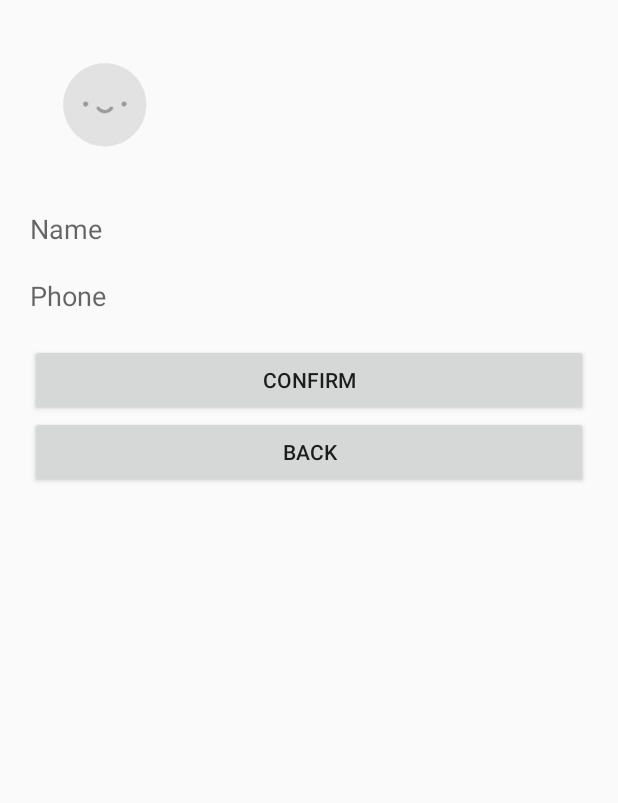
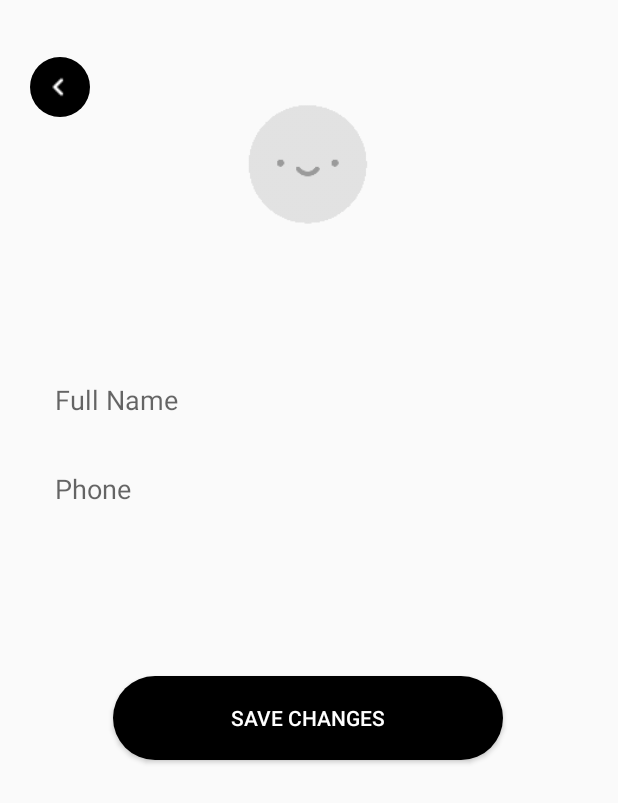
Before and after one commit to aryaanlambe/Taxido, an Android app: the CustomerSettingsActivity screen opened directly, with no data from a screen before it, on a phone screen of 412 x 824 dp. Shown: the top 803 px of the screen. Run offline under Robolectric (Android 15) with nearby library versions, the phone set to English and light mode, and no system bars; our stand-ins replace Firebase (no records; nobody signed in at launch, a user with empty details on screens opened directly); pictures from the network do not load.

Commit message:
Complete Re-Theme of Driver & Customer Settings

```diff
--- a/android/app/src/main/java/com/aryaanlambe/travelapp/CustomerSettingsActivity.java
+++ b/android/app/src/main/java/com/aryaanlambe/travelapp/CustomerSettingsActivity.java
@@ -11,6 +11,7 @@ import android.os.Bundle;
 import android.view.View;
 import android.widget.Button;
 import android.widget.EditText;
+import android.widget.ImageButton;
 import android.widget.ImageView;
 
 import com.bumptech.glide.Glide;
@@ -35,7 +36,9 @@ public class CustomerSettingsActivity extends AppCompatActivity {
 
     private EditText mNameField, mPhoneField;
 
-    private Button mBack, mConfirm;
+    private Button mConfirm;
+
+    private ImageButton mBack;
 
     private ImageView mProfileImage;
 
@@ -60,7 +63,7 @@ public class CustomerSettingsActivity extends AppCompatActivity {
 
         mProfileImage = (ImageView) findViewById(R.id.profileImage);
 
-        mBack = (Button) findViewById(R.id.back);
+        mBack = (ImageButton) findViewById(R.id.back);
         mConfirm = (Button) findViewById(R.id.confirm);
 
         mAuth = FirebaseAuth.getInstance();
--- a/android/app/src/main/res/layout/activity_customer_settings.xml
+++ b/android/app/src/main/res/layout/activity_customer_settings.xml
@@ -7,36 +7,76 @@
     tools:context="com.aryaanlambe.travelapp.CustomerSettingsActivity"
     android:orientation="vertical"
     android:padding="20sp">
+
+    <android.support.constraint.ConstraintLayout
+        android:layout_width="match_parent"
+        android:layout_height="match_parent">
+
         <ImageView
-        android:layout_width="100sp"
-        android:layout_height="100sp"
             android:id="@+id/profileImage"
+            android:layout_width="148dp"
+            android:layout_height="142dp"
             android:src="@mipmap/ic_default_user"
-        android:layout_marginBottom="20sp"/>
+            app:layout_constraintBottom_toBottomOf="parent"
+            app:layout_constraintEnd_toEndOf="parent"
+            app:layout_constraintHorizontal_bias="0.497"
+            app:layout_constraintStart_toStartOf="parent"
+            app:layout_constraintTop_toTopOf="parent"
+            app:layout_constraintVertical_bias="0.029" />
+
         <EditText
             android:id="@+id/name"
-        android:layout_width="match_parent"
-        android:layout_height="wrap_content"
+            android:layout_width="340dp"
+            android:layout_height="41dp"
             android:background="@null"
-        android:hint="Name"
-        android:layout_marginBottom="20sp"/>
+            android:hint="Full Name"
+            app:layout_constraintBottom_toBottomOf="parent"
+            app:layout_constraintEnd_toEndOf="parent"
+            app:layout_constraintHorizontal_bias="0.516"
+            app:layout_constraintStart_toStartOf="parent"
+            app:layout_constraintTop_toTopOf="parent"
+            app:layout_constraintVertical_bias="0.304" />
+
         <EditText
             android:id="@+id/phone"
-        android:layout_width="match_parent"
-        android:layout_height="wrap_content"
+            android:layout_width="340dp"
+            android:layout_height="41dp"
             android:background="@null"
             android:hint="Phone"
-        android:layout_marginBottom="20sp"
-        android:inputType="number"/>
+            android:inputType="number"
+            app:layout_constraintBottom_toBottomOf="parent"
+            app:layout_constraintEnd_toEndOf="parent"
+            app:layout_constraintHorizontal_bias="0.516"
+            app:layout_constraintStart_toStartOf="parent"
+            app:layout_constraintTop_toTopOf="parent"
+            app:layout_constraintVertical_bias="0.384" />
+
         <Button
-        android:layout_width="match_parent"
-        android:layout_height="wrap_content"
             android:id="@+id/confirm"
-        android:text="confirm"/>
-    <Button
-        android:layout_width="match_parent"
-        android:layout_height="wrap_content"
+            android:layout_width="260dp"
+            android:layout_height="56dp"
+            android:background="@drawable/button_driver_rounder"
+            android:text="Save Changes"
+            android:textColor="@color/colorWhite"
+            app:layout_constraintBottom_toBottomOf="parent"
+            app:layout_constraintEnd_toEndOf="parent"
+            app:layout_constraintHorizontal_bias="0.495"
+            app:layout_constraintStart_toStartOf="parent"
+            app:layout_constraintTop_toTopOf="parent"
+            app:layout_constraintVertical_bias="0.592" />
+
+        <ImageButton
             android:id="@+id/back"
-        android:text="back"/>
+            android:layout_width="40dp"
+            android:layout_height="40dp"
+            android:background="@drawable/button_back_rounder"
+            app:layout_constraintBottom_toBottomOf="parent"
+            app:layout_constraintEnd_toEndOf="parent"
+            app:layout_constraintHorizontal_bias="0.0"
+            app:layout_constraintStart_toStartOf="parent"
+            app:layout_constraintTop_toTopOf="parent"
+            app:layout_constraintVertical_bias="0.024"
+            app:srcCompat="@drawable/button_back" />
+    </android.support.constraint.ConstraintLayout>
 
 </LinearLayout>
--- a/android/app/src/main/res/layout/activity_driver_settings.xml
+++ b/android/app/src/main/res/layout/activity_driver_settings.xml
@@ -31,7 +31,7 @@
             android:layout_width="340dp"
             android:layout_height="41dp"
             android:background="@null"
-            android:hint="Name"
+            android:hint="Full Name"
             app:layout_constraintBottom_toBottomOf="parent"
             app:layout_constraintEnd_toEndOf="parent"
             app:layout_constraintHorizontal_bias="0.516"
@@ -44,7 +44,7 @@
             android:layout_width="340dp"
             android:layout_height="41dp"
             android:background="@null"
-            android:hint="Car"
+            android:hint="Car (Make/Model)"
             app:layout_constraintBottom_toBottomOf="parent"
             app:layout_constraintEnd_toEndOf="parent"
             app:layout_constraintHorizontal_bias="0.516"
@@ -116,7 +116,7 @@
             android:id="@+id/textView7"
             android:layout_width="wrap_content"
             android:layout_height="wrap_content"
-            android:text="Offering Service:"
+            android:text="Type of Service:"
             app:layout_constraintBottom_toBottomOf="parent"
             app:layout_constraintEnd_toEndOf="parent"
             app:layout_constraintHorizontal_bias="0.059"
@@ -131,7 +131,7 @@
             android:background="@drawable/button_back_rounder"
             app:layout_constraintBottom_toBottomOf="parent"
             app:layout_constraintEnd_toEndOf="parent"
-            app:layout_constraintHorizontal_bias="0.021"
+            app:layout_constraintHorizontal_bias="0.0"
             app:layout_constraintStart_toStartOf="parent"
             app:layout_constraintTop_toTopOf="parent"
             app:layout_constraintVertical_bias="0.024"
```
Also changed, not shown: 18 other files. Lines whose indentation alone changed are shown as unchanged.
